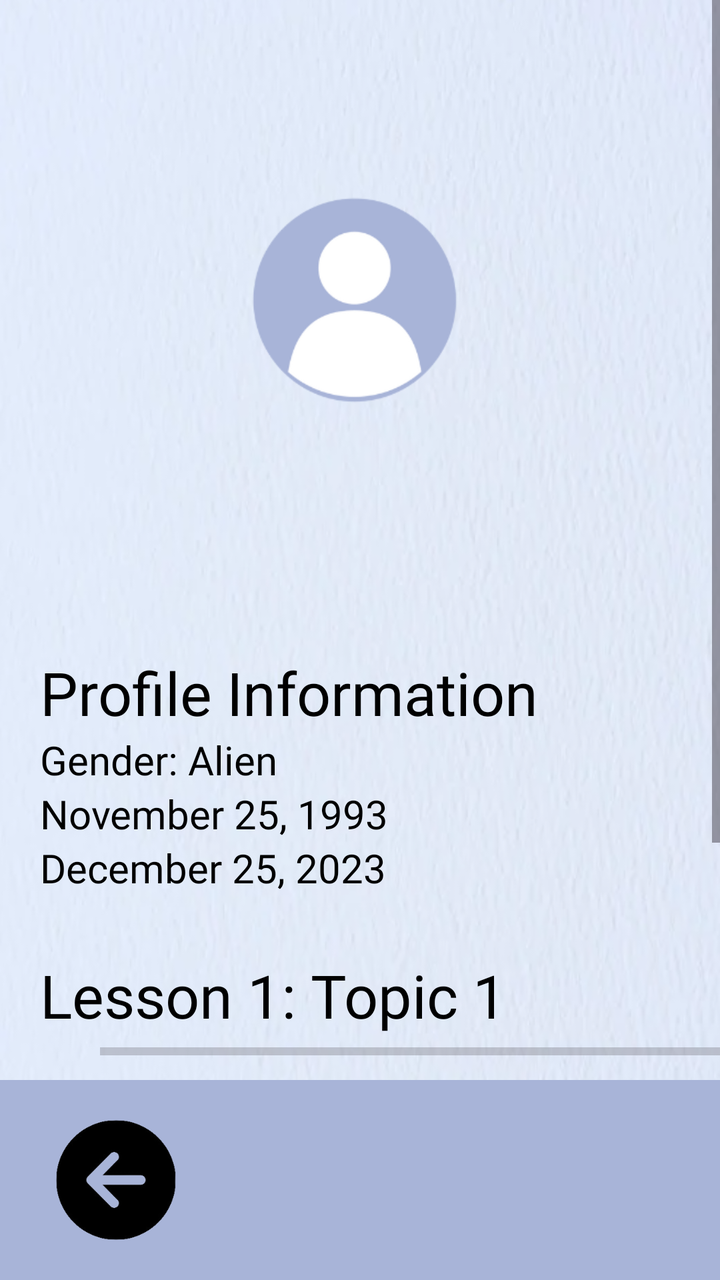
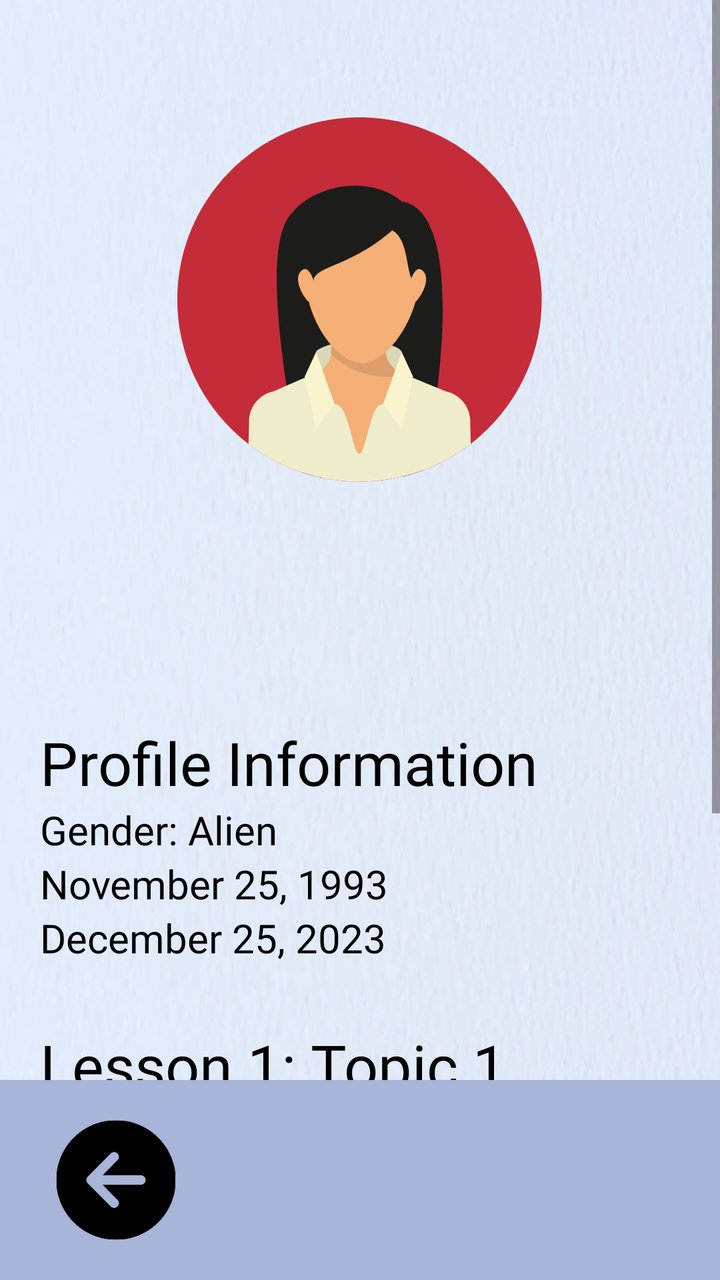

Screens rendered from an Android XML layout before and after an edit, with the pre-edit source and the edit as a unified diff.
<!-- AndroidManifest.xml: application theme Theme.FinalsApplication -->
<!-- res/layout/profile_information_user_side.xml -->
<?xml version="1.0" encoding="utf-8"?>
<RelativeLayout xmlns:android="http://schemas.android.com/apk/res/android"
    android:layout_width="match_parent"
    android:layout_height="match_parent"
    xmlns:tools="http://schemas.android.com/tools"
    xmlns:app="http://schemas.android.com/apk/res-auto"
    android:background="@drawable/textured_background">

    <ScrollView
        android:layout_width="409dp"
        android:layout_height="729dp"
        tools:layout_editor_absoluteX="1dp"
        tools:layout_editor_absoluteY="1dp">

        <LinearLayout
            android:layout_width="match_parent"
            android:layout_height="wrap_content"
            android:orientation="vertical">

            <LinearLayout
                android:layout_width="match_parent"
                android:layout_height="wrap_content"
                android:orientation="vertical"
                android:layout_marginTop="50dp">

                <ImageView
                    android:layout_width="365dp"
                    android:layout_height="165dp"
                    android:src="@drawable/profile_icon"
                    android:layout_gravity="center"/>

                <TextView
                    android:id="@+id/user_name"
                    android:layout_width="match_parent"
                    android:layout_height="wrap_content"
                    android:layout_marginLeft="20dp"
                    android:textSize="20sp"
                    android:fontFamily="@font/roboto_regular"
                    android:textColor="@color/black">

                </TextView>

                <TextView
                    android:id="@+id/user_email"
                    android:layout_width="match_parent"
                    android:layout_height="wrap_content"
                    android:layout_marginLeft="20dp"
                    android:textSize="20sp"
                    android:fontFamily="@font/roboto_regular"
                    android:textColor="@color/black">

                </TextView>

                <TextView
                    android:id="@+id/employee_id"
                    android:layout_width="match_parent"
                    android:layout_height="wrap_content"
                    android:layout_marginLeft="20dp"
                    android:textSize="20sp"
                    android:fontFamily="@font/roboto_regular"
                    android:textColor="@color/black">

                </TextView>

                <TextView
                    android:id="@+id/prof_info"
                    android:layout_width="match_parent"
                    android:layout_height="wrap_content"
                    android:layout_marginTop="30dp"
                    android:layout_marginLeft="20dp"
                    android:textSize="30sp"
                    android:fontFamily="@font/roboto_bold"
                    android:textColor="@color/black"
                    android:text="Profile Information">

                </TextView>

                <TextView
                    android:id="@+id/user_sex"
                    android:layout_width="match_parent"
                    android:layout_height="wrap_content"
                    android:layout_marginLeft="20dp"
                    android:textSize="20sp"
                    android:fontFamily="@font/roboto_regular"
                    android:textColor="@color/black"
                    android:text="Gender: Alien">

                </TextView>

                <TextView
                    android:id="@+id/date_of_birth"
                    android:layout_width="match_parent"
                    android:layout_height="wrap_content"
                    android:layout_marginLeft="20dp"
                    android:textSize="20sp"
                    android:fontFamily="@font/roboto_regular"
                    android:textColor="@color/black"
                    android:text="November 25, 1993">

                </TextView>

                <TextView
                    android:id="@+id/date_hired"
                    android:layout_width="match_parent"
                    android:layout_height="wrap_content"
                    android:layout_marginLeft="20dp"
                    android:textSize="20sp"
                    android:fontFamily="@font/roboto_regular"
                    android:textColor="@color/black"
                    android:text="December 25, 2023">

                </TextView>

            </LinearLayout>

            <LinearLayout
                android:layout_width="wrap_content"
                android:layout_height="match_parent"
                android:orientation="vertical"
                android:layout_marginTop="30dp">

                <TextView
                    android:id="@+id/lesson1_bar"
                    android:layout_width="match_parent"
                    android:layout_height="wrap_content"
                    android:layout_marginLeft="20dp"
                    android:textSize="30sp"
                    android:fontFamily="@font/roboto_bold"
                    android:textColor="@color/black"
                    android:text="Lesson 1: Topic 1">

                </TextView>

                <ProgressBar
                    android:id="@+id/progressBar_lesson1"
                    style="?android:attr/progressBarStyleHorizontal"
                    android:layout_width="313dp"
                    android:layout_height="wrap_content"
                    android:layout_marginLeft="50dp"
                    android:max="100"
                    android:progressTint="#1e5180"
                    >

                </ProgressBar>

            </LinearLayout>

            <LinearLayout
                android:layout_width="wrap_content"
                android:layout_height="match_parent"
                android:orientation="vertical"
                android:layout_marginTop="30dp">

                <TextView
                    android:id="@+id/lesson2_bar"
                    android:layout_width="match_parent"
                    android:layout_height="wrap_content"
                    android:layout_marginLeft="20dp"
                    android:textSize="30sp"
                    android:fontFamily="@font/roboto_bold"
                    android:textColor="@color/black"
                    android:text="Lesson 1: Topic 2">

                </TextView>

                <ProgressBar
                    android:id="@+id/progressBar_lesson2"
                    style="?android:attr/progressBarStyleHorizontal"
                    android:layout_width="313dp"
                    android:layout_height="20dp"
                    android:layout_marginLeft="50dp"
                    android:max="100"
                    android:progressTint="#1e5180">

                </ProgressBar>

            </LinearLayout>

            <LinearLayout
                android:layout_width="wrap_content"
                android:layout_height="match_parent"
                android:orientation="vertical"
                android:layout_marginTop="30dp">

                <TextView
                    android:id="@+id/lesson3_bar"
                    android:layout_width="match_parent"
                    android:layout_height="wrap_content"
                    android:layout_marginLeft="20dp"
                    android:textSize="30sp"
                    android:fontFamily="@font/roboto_bold"
                    android:textColor="@color/black"
                    android:text="Lesson 1: Topic 3">

                </TextView>

                <ProgressBar
                    android:id="@+id/progressBar_lesson3"
                    style="?android:attr/progressBarStyleHorizontal"
                    android:layout_marginBottom="40dp"
                    android:layout_width="313dp"
                    android:layout_height="20dp"
                    android:layout_marginLeft="50dp"
                    android:max="100"
                    android:progressTint="#1e5180">

                </ProgressBar>

            </LinearLayout>

            <LinearLayout
                android:layout_width="wrap_content"
                android:layout_height="wrap_content">

                <Button
                    android:id="@+id/viewRecords"
                    android:background="@drawable/rounded_button"
                    android:layout_width="match_parent"
                    android:layout_height="wrap_content"
                    android:layout_marginStart="120dp"
                    android:layout_marginTop="10dp"
                    android:layout_marginBottom="100dp"
                    android:fontFamily="@font/roboto_regular"
                    android:textColor="@color/black"
                    android:padding="8dp"
                    android:text="View Records"
                    android:textSize="25sp"
                    app:backgroundTint="#1e5180">

                </Button>

            </LinearLayout>

            <LinearLayout
                android:layout_width="match_parent"
                android:layout_height="wrap_content"
                android:layout_marginTop="50dp"
                android:orientation="vertical">
            </LinearLayout>
        </LinearLayout>
    </ScrollView>
    <LinearLayout
        android:layout_width="match_parent"
        android:layout_height="100dp"
        android:layout_alignParentBottom="true"
        android:background="#a8b4d8">

        <ImageButton
            android:id="@+id/imageButtonBackLP1"
            android:layout_width="76dp"
            android:layout_height="wrap_content"
            android:layout_marginStart="20dp"
            android:layout_marginTop="20dp"
            android:layout_marginBottom="20dp"
            android:background="?android:attr/selectableItemBackground"
            android:scaleType="fitCenter"
            android:src="@drawable/arrowleft" />

    </LinearLayout>


</RelativeLayout>
<!-- resources referenced by this layout -->
<resources>
  <color name="black">#000000</color>
  <!-- drawable arrowleft: png bitmap (drawable, 16559 bytes) -->
  <!-- drawable profile_icon: png bitmap (drawable, 14558 bytes) -->
  <!-- drawable rounded_button (drawable) -->
  <?xml version="1.0" encoding="utf-8"?>
  <layer-list xmlns:android="http://schemas.android.com/apk/res/android">
  
      <item>
          <shape>
              <corners android:radius="51dp" /> 
              <solid android:color="#1e5180" />
          </shape>
      </item>
  
      <item android:left="51dp">
          <shape>
              <solid android:color="#1e5180" />
              <corners android:radius="51dp" /> 
              <corners android:topRightRadius="51dp"
                  android:topLeftRadius="51dp"
                  android:bottomRightRadius="51dp"
                  android:bottomLeftRadius="51dp"/>
          </shape>
      </item>
  
      <item>
          <shape>
              
              <corners android:radius="51dp" /> 
              <solid android:color="@android:color/transparent" />
              <stroke
                  android:width="1dp"
                  android:color="#1e5180" />
          </shape>
      </item>
  </layer-list>
  <!-- drawable textured_background: png bitmap (drawable, 258989 bytes) -->
  <style name="Theme.FinalsApplication" parent="Base.Theme.FinalsApplication" />
  <style name="Base.Theme.FinalsApplication" parent="Theme.Material3.DayNight.NoActionBar">
          
          
          <item name="android:statusBarColor">#00000000</item>
      </style>
</resources>

<!-- the commit's change to res/layout/profile_information_user_side.xml (unified diff, before → after) -->
@@ -24,10 +24,11 @@
                 android:layout_marginTop="50dp">
 
                 <ImageView
-                    android:layout_width="365dp"
-                    android:layout_height="165dp"
-                    android:src="@drawable/profile_icon"
-                    android:layout_gravity="center"/>
+                android:id="@+id/profile_pic"
+                android:layout_width="match_parent"
+                android:layout_height="200dp"
+                android:src="@drawable/female_icon"
+                />
 
                 <TextView
                     android:id="@+id/user_name"
<!-- resource entries referenced after the edit -->
@@ -2,7 +2,7 @@
 <resources>
   <color name="black">#000000</color>
   <!-- drawable arrowleft: png bitmap (drawable, 16559 bytes) -->
-  <!-- drawable profile_icon: png bitmap (drawable, 14558 bytes) -->
+  <!-- drawable female_icon: png bitmap (drawable, 29469 bytes) -->
   <!-- drawable rounded_button (drawable) -->
   <?xml version="1.0" encoding="utf-8"?>
   <layer-list xmlns:android="http://schemas.android.com/apk/res/android">
